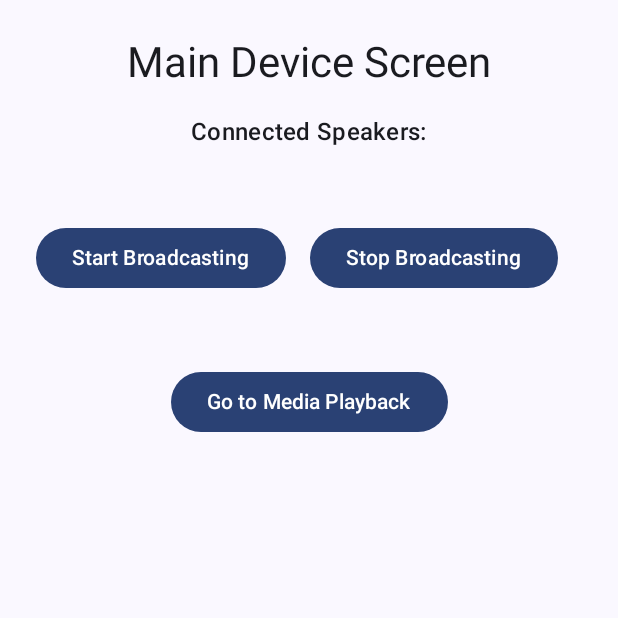
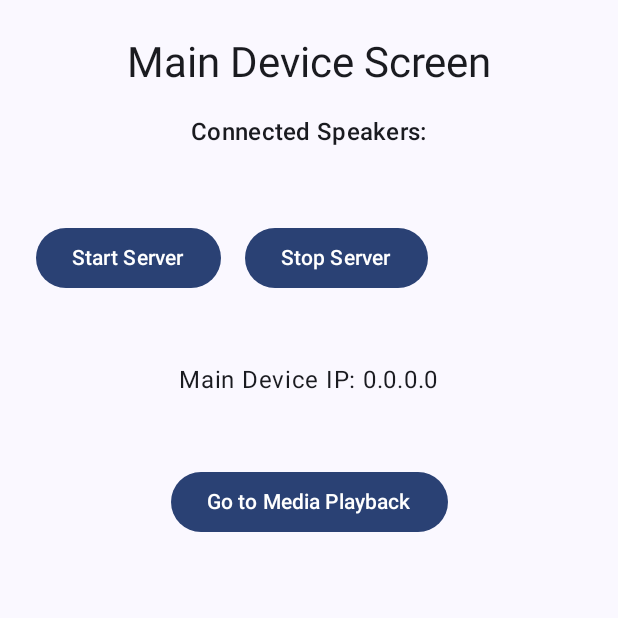
Before and after one commit to shadan-pk/FivePointOne, an Android app built with Jetpack Compose: the MainDeviceScreen screen opened through its navigation route, on a phone screen of 412 x 824 dp, the top half of it. Run offline under Robolectric (Android 15) with nearby library versions, the phone set to English and light mode, and no system bars.

Commit message:
created DeviceIpService.kt to show main device ip. updated speaker ListenForMainDevice method.

```diff
--- /dev/null
+++ b/app/src/main/java/com/sdnpk/fivepointone/main_device/DeviceIpService.kt
@@ -0,0 +1,21 @@
+package com.sdnpk.fivepointone.main_device
+
+import android.content.Context
+import android.net.wifi.WifiInfo
+import android.net.wifi.WifiManager
+
+class DeviceIpService(private val context: Context) {
+    fun getDeviceIpAddress(): String {
+        val wifiManager = context.getSystemService(Context.WIFI_SERVICE) as WifiManager
+        val wifiInfo: WifiInfo = wifiManager.connectionInfo
+        val ipAddress = wifiInfo.ipAddress
+        return formatIpAddress(ipAddress)
+    }
+
+    private fun formatIpAddress(ip: Int): String {
+        return (ip and 0xFF).toString() + "." +
+                (ip shr 8 and 0xFF).toString() + "." +
+                (ip shr 16 and 0xFF).toString() + "." +
+                (ip shr 24 and 0xFF).toString()
+    }
+}
--- a/app/src/main/java/com/sdnpk/fivepointone/main_device/MainDeviceScreen.kt
+++ b/app/src/main/java/com/sdnpk/fivepointone/main_device/MainDeviceScreen.kt
@@ -20,6 +20,13 @@ fun MainDeviceScreen(navController: NavController) {
     val context = LocalContext.current
     var connectedSpeakers by remember { mutableStateOf<List<String>>(emptyList()) }
     val broadcastService = remember { BroadcastService() }
+    val deviceIpService = remember { DeviceIpService(context) }
+    var deviceIp by remember { mutableStateOf("Fetching IP...") }
+
+    // Fetch device IP on composable composition
+    LaunchedEffect(true) {
+        deviceIp = deviceIpService.getDeviceIpAddress()
+    }
 
     // Start listening for speaker responses
     LaunchedEffect(true) {
@@ -76,13 +83,18 @@ fun MainDeviceScreen(navController: NavController) {
             horizontalArrangement = Arrangement.spacedBy(16.dp)
         ) {
             Button(onClick = { startBroadcasting() }) {
-                Text("Start Broadcasting")
+                Text("Start Server")
             }
 
             Button(onClick = { stopBroadcasting() }) {
-                Text("Stop Broadcasting")
+                Text("Stop Server")
             }
         }
+
+        Spacer(modifier = Modifier.height(16.dp))
+
+        // Display Device IP
+        Text("Main Device IP: $deviceIp", style = MaterialTheme.typography.bodyLarge)
 
         Spacer(modifier = Modifier.height(16.dp))
         Button(onClick = {
```
Also changed, not shown: app/src/main/java/com/sdnpk/fivepointone/HomeScreen.kt (+0 -21 lines), app/src/main/java/com/sdnpk/fivepointone/speaker_device/SpeakerDeviceScreen.kt (+15 -11 lines).
